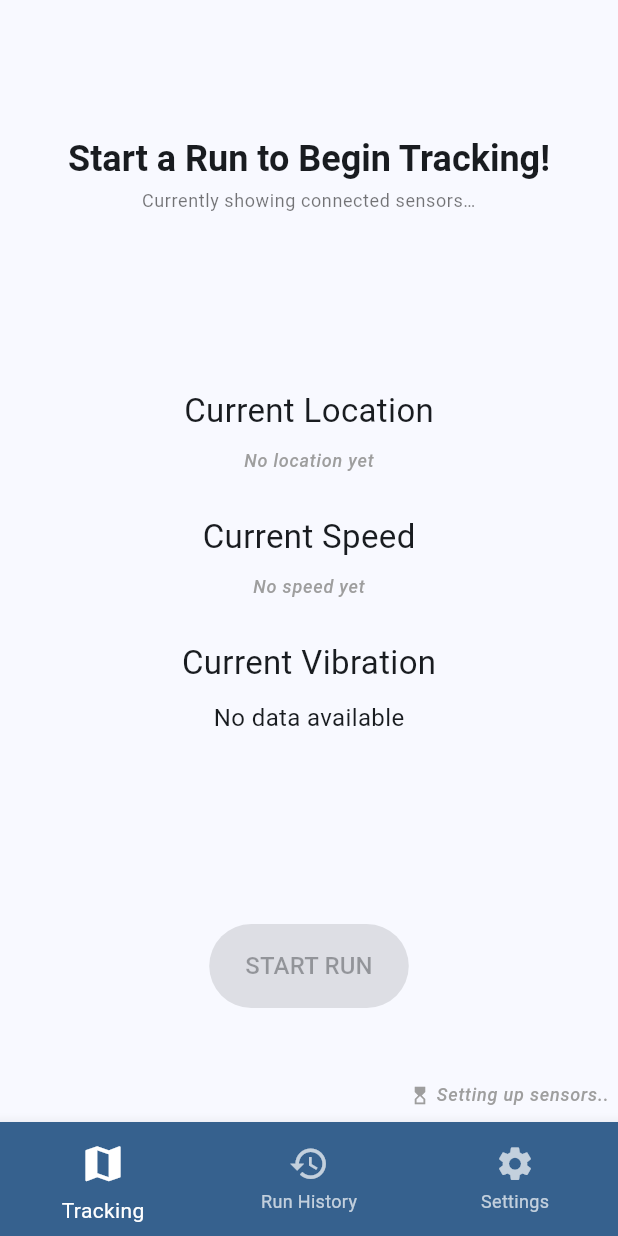
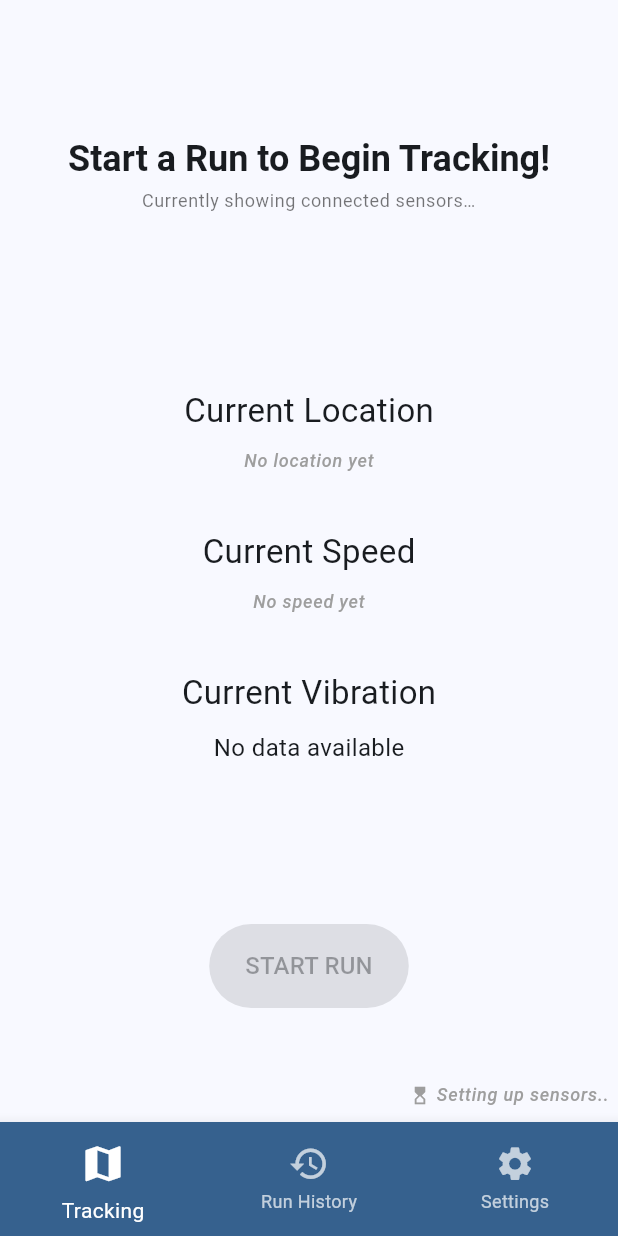
Before and after one commit to MoLeWa-Platform/road-quality-tracker, a Flutter app: the screen it shows after launch, after a tap on "Ask for Permissions", on a phone screen of 412 x 824 dp. Run offline on Flutter 3.47's test engine with Material 3 defaults, Android fonts, the phone set to English and light mode, and no system bars; our stand-ins replace file_picker, flutter_local_notifications, flutter_secure_storage, hive, hive_flutter, location and 4 more; missing offline and left inert: android_intent_plus, flutter_background_service; accounts and stored records are empty; network calls fail; statements that could not run were skipped.

Commit message:
improve visual output of tracking and run history

```diff
--- a/lib/pages/history_page.dart
+++ b/lib/pages/history_page.dart
@@ -231,7 +231,7 @@ class _HistoryPageState extends State<HistoryPage> {
                             child: Column(
                               crossAxisAlignment: CrossAxisAlignment.start,
                               children: [
-                                Text("Number or Points: ${run.runPoints.length}"),
+                                Text("Number of Points: ${run.runPoints.length}"),
                                 Text("Vehicle Type: ${run.vehicleType}"),
                                 Text("Duration: ${run.getFormattedDuration()}"),
                               ],
--- a/lib/pages/tracking_page.dart
+++ b/lib/pages/tracking_page.dart
@@ -27,7 +27,6 @@ class TrackingPage extends StatefulWidget {
 class _TrackingPageState extends State<TrackingPage> {
   late final RunTracker runTracker;
   late final FlutterBackgroundService backgroundService;
-  String? vehicleType;
   bool _isLoading = false;
 
   @override
@@ -183,10 +182,6 @@ class _TrackingPageState extends State<TrackingPage> {
 
         if (!mounted) return;
 
-        setState(() {
-          this.vehicleType = vehicleType;
-        });
-
         runTracker.startRun(vehicleType, context.read<RunHistoryProvider>());
       } catch (e, st) {
         dev.log('Run start failed: $e', stackTrace: st);
@@ -303,7 +298,6 @@ class _TrackingPageState extends State<TrackingPage> {
                                       context,
                                       runTracker.activeRun!,
                                       point,
-                                      vehicleType,
                                     ),
                                   ],
                                 ),
@@ -395,7 +389,7 @@ class PlainCoordinateOutput extends StatelessWidget {
         if (location != null)
           Text(
             'Lat: ${location!.latitude.toStringAsFixed(6)}\nLon: ${location!.longitude.toStringAsFixed(6)}',
-            style: TextStyle(fontSize: 16),
+            style: Theme.of(context).textTheme.bodyMedium?.copyWith(fontStyle: FontStyle.italic,),
             textAlign: TextAlign.center,
           )
         else
@@ -403,7 +397,7 @@ class PlainCoordinateOutput extends StatelessWidget {
               color: Colors.grey,
               fontStyle: FontStyle.italic,
             ),),
-        SizedBox(height: 10),
+        SizedBox(height: 20),
       ],
     );
   }
@@ -430,7 +424,7 @@ class PlainValueOutput extends StatelessWidget {
         if (value != null)
           Text(
             '${value!.toStringAsFixed(2)} $unit',
-            style: TextStyle(fontSize: 16),
+            style: Theme.of(context).textTheme.bodyMedium?.copyWith(fontStyle: FontStyle.italic,),
             textAlign: TextAlign.center,
           )
         else
@@ -441,7 +435,7 @@ class PlainValueOutput extends StatelessWidget {
               fontStyle: FontStyle.italic,
             ),
           ),
-        SizedBox(height: 10),
+        SizedBox(height: 20),
       ],
     );
   }
@@ -468,11 +462,11 @@ class PlainSensorOutput extends StatelessWidget {
             'X: ${valueList[0].x.toStringAsFixed(2)}, '
             'Y: ${valueList[0].y.toStringAsFixed(2)}, '
             'Z: ${valueList[0].z.toStringAsFixed(2)}',
-            style: TextStyle(fontSize: 16),
+            style: Theme.of(context).textTheme.bodyMedium?.copyWith(fontStyle: FontStyle.italic,),
           )
         else
           Text('No data available', style: TextStyle(fontSize: 16)),
-        SizedBox(height: 10),
+        SizedBox(height: 20),
       ],
     );
   }
@@ -528,8 +522,8 @@ Widget buildRunSensorCard(
   BuildContext context,
   Run run,
   RunPoint? point,
-  String? vehicleType,
 ) {
+  final vehicleType = run.vehicleType;
   final labelStyle = Theme.of(
     context,
   ).textTheme.bodyLarge?.copyWith(fontWeight: FontWeight.w600, fontSize: 16);
@@ -625,7 +619,8 @@ Widget buildRunSensorCard(
           ),
           Divider(),
           buildRow("Timestamp", point?.timestamp.toString()),
-          buildRow("Passed Time", run.getFormattedDuration()),
+          buildRow("Passed Time", run.getFormattedDuration(live: true)),
+          buildRow("Point Number", run.runPoints.length.toString()),
           buildRow("Speed", "${point?.speed.toStringAsFixed(1) ?? '0.0'} km/h"),
           SizedBox(height: 4),
           Text("Location", style: labelStyle),
--- a/lib/services/run_history_provider.dart
+++ b/lib/services/run_history_provider.dart
@@ -32,7 +32,7 @@ class RunHistoryProvider with ChangeNotifier {
 
   void updateLatestRun(Run run) {
     final index = _runBox.length-1;
-    updateRun(index, run);
+    updateRun(index, run.copy());
   }
 
   void deleteRun(int index) {
```
Also changed, not shown: lib/models/dimension_spec.dart (+11 -0 lines), lib/models/location_spec.dart (+9 -0 lines), lib/models/run.dart (+20 -3 lines), lib/models/run_point.dart (+12 -0 lines).
